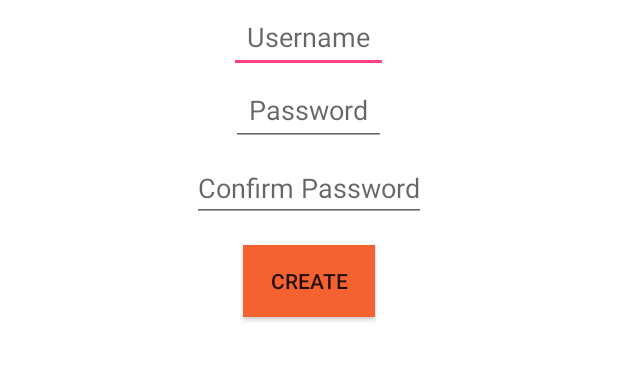
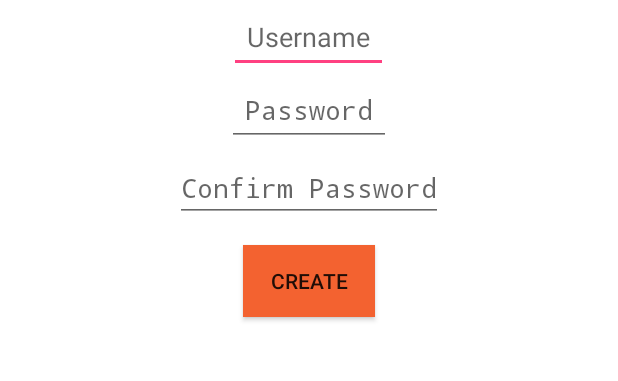
Before and after one commit to 42chris/CSE5236TrailerApp, an Android app: the CreateAccountActivity screen opened directly, with no data from a screen before it, on a phone screen of 412 x 824 dp, the part 575-956 px from its top. Run offline under Robolectric (Android 15) with nearby library versions, the phone set to English and light mode, and no system bars.

Commit message:
small changes

```diff
--- a/app/src/main/res/layout/activity_login.xml
+++ b/app/src/main/res/layout/activity_login.xml
@@ -34,6 +34,7 @@
         android:hint="@string/password"
         android:singleLine="true"
         android:layout_marginBottom="15dp"
+        android:inputType="textPassword"
         android:password="false" />
     <LinearLayout
         android:layout_width="wrap_content"
--- a/app/src/main/res/layout/signup.xml
+++ b/app/src/main/res/layout/signup.xml
@@ -37,7 +37,8 @@
         android:gravity="left"
         android:hint="@string/password"
         android:singleLine="true"
-        android:layout_marginBottom="5dp">
+        android:layout_marginBottom="5dp"
+        android:inputType="textPassword">
 
     </EditText>
 
@@ -49,7 +50,8 @@
         android:hint="@string/con_password"
         android:singleLine="true"
         android:layout_marginBottom="15dp"
-        android:layout_gravity="center_horizontal">
+        android:layout_gravity="center_horizontal"
+        android:inputType="textPassword">
 
     </EditText>
 
```
